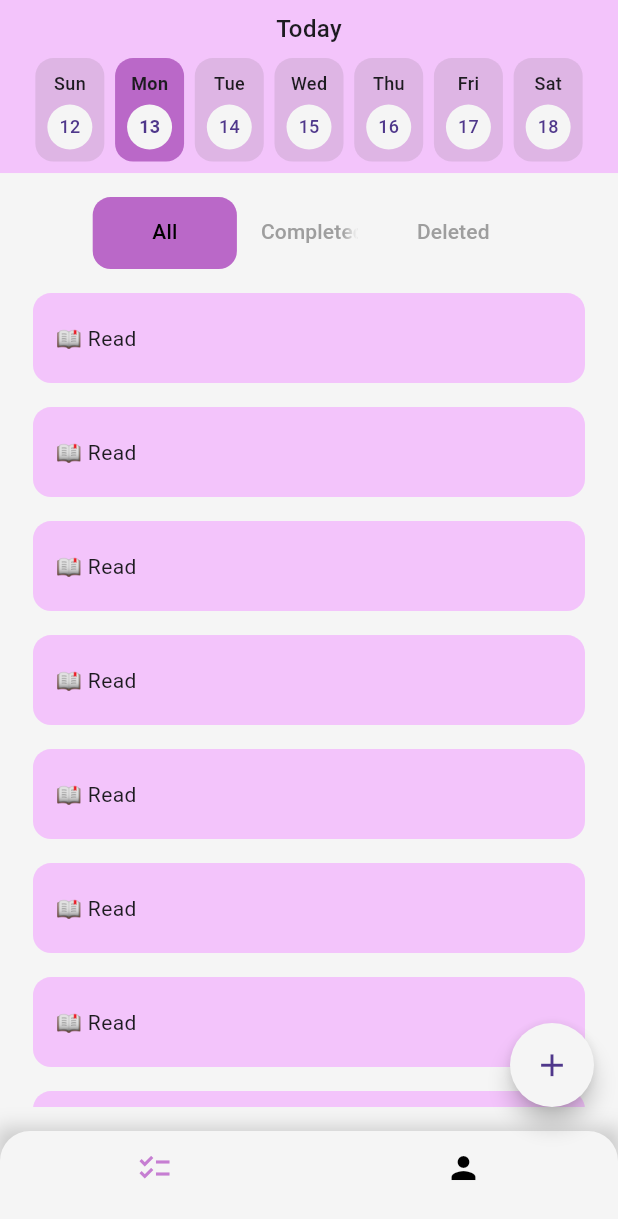
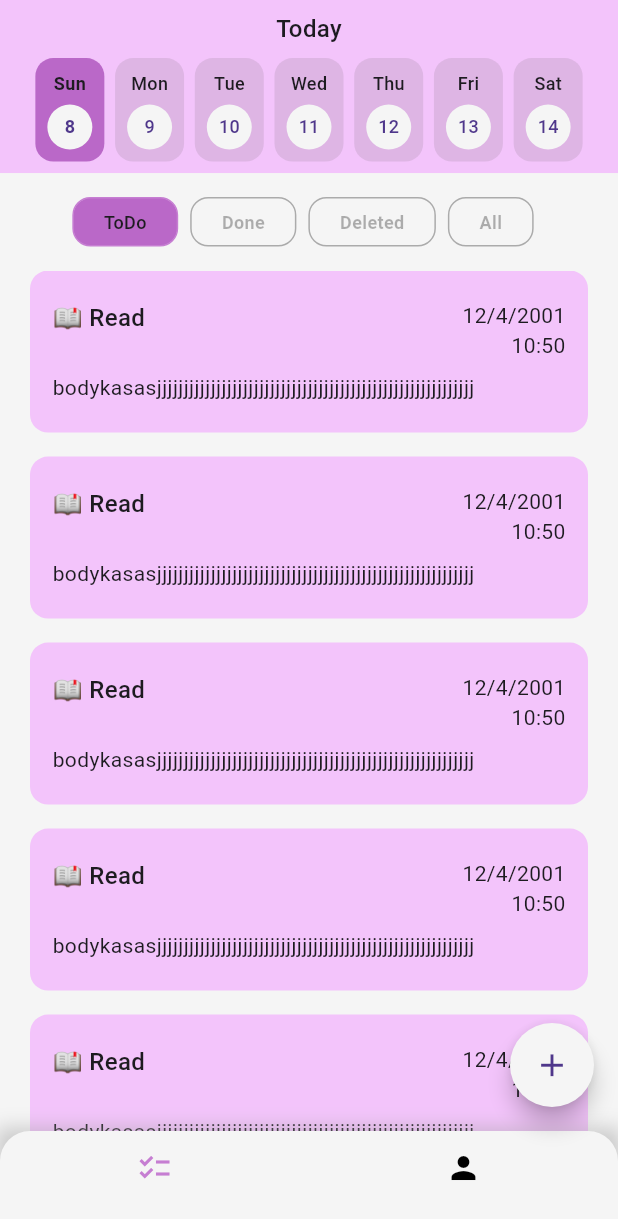
Before and after one commit to salma234-del/HabitHub_App, a Flutter app: the LayoutScreen screen opened by its route, on a phone screen of 412 x 824 dp. Shown: the top 1219 px of the screen. Run offline on Flutter 3.47's test engine with Material 3 defaults, Android fonts, the phone set to English and light mode, and no system bars; our stand-ins replace flutter_svg, go_router.

Commit message:
update UI

```diff
--- a/lib/Core/utils/app_text.dart
+++ b/lib/Core/utils/app_text.dart
@@ -18,4 +18,5 @@ abstract class AppText {
   static const String addTask = 'Add';
   static const String account = 'Account';
   static const String logout = 'Logout';
+  static const String today = 'Today';
 }
--- /dev/null
+++ b/lib/Core/utils/functions/build_week_days.dart
@@ -0,0 +1,16 @@
+import 'package:intl/intl.dart';
+import 'package:todo/Features/home/data/models/day_model.dart';
+
+List<DayModel> buildWeekDays() {
+  List<DayModel> days = [];
+  for (int i = 0; i < 7; i++) {
+    DateTime currentDay = DateTime.now().add(Duration(days: i));
+    days.add(
+      DayModel(
+        day: DateFormat('E').format(currentDay),
+        date: DateFormat('d').format(currentDay),
+      ),
+    );
+  }
+  return days;
+}
--- /dev/null
+++ b/lib/Core/utils/functions/empty_validator.dart
@@ -0,0 +1,6 @@
+String? emptyValidator(String? value) {
+  if (value == null || value.isEmpty) {
+    return 'This field is required';
+  }
+  return null;
+}
--- a/lib/Core/widgets/custom_text_form_field.dart
+++ b/lib/Core/widgets/custom_text_form_field.dart
@@ -1,4 +1,5 @@
 import 'package:flutter/material.dart';
+import 'package:todo/Core/utils/functions/empty_validator.dart';
 import 'package:todo/Core/utils/global/theme/app_color/app_color.dart';
 
 class CustomTextFormField extends StatelessWidget {
@@ -35,6 +36,7 @@ class CustomTextFormField extends StatelessWidget {
           ),
           child: TextFormField(
             controller: controller,
+            validator: emptyValidator,
             decoration: InputDecoration(
               isDense: true,
               hintText: hintText,
--- a/lib/Features/add_task/presentation/screens/add_task_screen.dart
+++ b/lib/Features/add_task/presentation/screens/add_task_screen.dart
@@ -5,7 +5,7 @@ import 'package:todo/Core/utils/icons.dart';
 import 'package:todo/Core/utils/text_styles.dart';
 import 'package:todo/Core/widgets/custom_text_form_field.dart';
 import 'package:todo/Features/add_task/presentation/screens/widgets/close_icon.dart';
-import 'package:todo/Features/add_task/presentation/screens/widgets/colors_listview.dart';
+import 'package:todo/Features/add_task/presentation/screens/widgets/color_circle.dart';
 
 class AddTaskScreen extends StatefulWidget {
   const AddTaskScreen({super.key});
@@ -15,12 +15,15 @@ class AddTaskScreen extends StatefulWidget {
 }
 
 class _AddTaskScreenState extends State<AddTaskScreen> {
+  GlobalKey<FormState> formKey = GlobalKey<FormState>();
   final TextEditingController taskTitleController = TextEditingController();
   final TextEditingController taskDescriptionController =
       TextEditingController();
   final TextEditingController dateController = TextEditingController();
 
   final TextEditingController timeController = TextEditingController();
+  Color? selectedColor;
+  String colorRequired = '';
 
   @override
   Widget build(BuildContext context) {
@@ -30,6 +33,8 @@ class _AddTaskScreenState extends State<AddTaskScreen> {
         body: SingleChildScrollView(
           child: Padding(
             padding: const EdgeInsets.symmetric(horizontal: 18, vertical: 30),
+            child: Form(
+              key: formKey,
               child: Column(
                 children: [
                   Row(
@@ -71,27 +76,57 @@ class _AddTaskScreenState extends State<AddTaskScreen> {
                     ),
                   ),
                   const SizedBox(height: 12),
-                const ColorsListView(),
-                const SizedBox(height: 32),
-                CustomTextFormField(
+                  _buildColorsListView(),
+                  Align(
+                    alignment: AlignmentDirectional.topStart,
+                    child: Text(
+                      colorRequired,
+                      style: AppTextStyles.bodySmall.copyWith(
+                        color: Colors.red,
+                      ),
+                    ),
+                  ),
+                  const SizedBox(height: 24),
+                  Row(
+                    children: [
+                      Expanded(
+                        child: CustomTextFormField(
                           hintText: AppText.date,
                           controller: dateController,
                           readOnly: true,
                           onTap: _showDatePicker,
                         ),
-                const SizedBox(height: 32),
-                CustomTextFormField(
+                      ),
+                      const SizedBox(width: 16),
+                      Expanded(
+                        child: CustomTextFormField(
                           hintText: AppText.time,
                           controller: timeController,
                           readOnly: true,
                           onTap: _showTimePicker,
                         ),
+                      )
+                    ],
+                  ),
                   const SizedBox(height: 40),
                   ElevatedButton(
-                  onPressed: () {},
+                    onPressed: () {
+                      if (formKey.currentState!.validate()) {
+                        if (selectedColor == null) {
+                          setState(() {
+                            colorRequired = 'Color is required';
+                          });
+                        } else {
+                          setState(() {
+                            colorRequired = '';
+                          });
+                        }
+                      } else {}
+                    },
                     child: const Text(AppText.addTask),
                   ),
                 ],
+              ),
             ),
           ),
         ),
@@ -104,7 +139,7 @@ class _AddTaskScreenState extends State<AddTaskScreen> {
       context: context,
       initialDate: DateTime.now(),
       firstDate: DateTime.now(),
-      lastDate: DateTime(2026),
+      lastDate: DateTime.now().add(const Duration(days: 6)),
     );
     if (selectedDate != null) {
       dateController.text =
@@ -121,4 +156,26 @@ class _AddTaskScreenState extends State<AddTaskScreen> {
       timeController.text = "${selectedTime.hour}:${selectedTime.minute}";
     }
   }
+
+  Widget _buildColorsListView() {
+    return SizedBox(
+      height: 50,
+      child: ListView.separated(
+        scrollDirection: Axis.horizontal,
+        itemBuilder: (context, index) => InkWell(
+          onTap: () => setState(() {
+            selectedColor = AppColor.cardColors[index];
+          }),
+          child: ColorCircle(
+            color: AppColor.cardColors[index],
+            isSelected: selectedColor == AppColor.cardColors[index],
+          ),
+        ),
+        separatorBuilder: (context, index) => const Padding(
+          padding: EdgeInsetsDirectional.only(end: 16),
+        ),
+        itemCount: AppColor.cardColors.length,
+      ),
+    );
   }
+}
--- a/lib/Features/add_task/presentation/screens/widgets/color_circle.dart
+++ b/lib/Features/add_task/presentation/screens/widgets/color_circle.dart
@@ -4,21 +4,20 @@ import 'package:todo/Core/utils/global/theme/app_color/app_color.dart';
 class ColorCircle extends StatelessWidget {
   const ColorCircle({
     required this.color,
+    this.isSelected = false,
     super.key,
   });
   final Color color;
+  final bool isSelected;
 
   @override
   Widget build(BuildContext context) {
-    return InkWell(
-      onTap: () {},
+    return CircleAvatar(
+      radius: 16,
+      backgroundColor: isSelected ? AppColor.whiteColor : Colors.transparent,
       child: CircleAvatar(
-        radius: 16,
-        backgroundColor: AppColor.whiteColor,
-        child: CircleAvatar(
-          backgroundColor: color,
-          radius: 13,
-        ),
+        backgroundColor: color,
+        radius: 13,
       ),
     );
   }
--- a/lib/Features/add_task/presentation/screens/widgets/colors_listview.dart
+++ /dev/null
@@ -1,24 +0,0 @@
-import 'package:flutter/material.dart';
-import 'package:todo/Core/utils/global/theme/app_color/app_color.dart';
-import 'package:todo/Features/add_task/presentation/screens/widgets/color_circle.dart';
-
-class ColorsListView extends StatelessWidget {
-  const ColorsListView({super.key});
-
-  @override
-  Widget build(BuildContext context) {
-    return SizedBox(
-      height: 50,
-      child: ListView.separated(
-        scrollDirection: Axis.horizontal,
-        itemBuilder: (context, index) => ColorCircle(
-          color: AppColor.cardColors[index],
-        ),
-        separatorBuilder: (context, index) => const Padding(
-          padding: EdgeInsetsDirectional.only(end: 16),
-        ),
-        itemCount: AppColor.cardColors.length,
-      ),
-    );
-  }
-}
--- /dev/null
+++ b/lib/Features/home/data/models/day_model.dart
@@ -0,0 +1,6 @@
+class DayModel {
+  final String day;
+  final String date;
+
+  DayModel({required this.day, required this.date});
+}
--- a/lib/Features/home/presentation/screens/home_content.dart
+++ b/lib/Features/home/presentation/screens/home_content.dart
@@ -1,64 +1,19 @@
 import 'package:flutter/material.dart';
-import 'package:todo/Core/utils/global/theme/app_color/app_color.dart';
-import 'package:todo/Features/home/presentation/screens/widgets/empty_data.dart';
 import 'package:todo/Features/home/presentation/screens/widgets/home_days_section.dart';
-import 'package:todo/Features/home/presentation/screens/widgets/tasks_list.dart';
+import 'package:todo/Features/home/presentation/screens/widgets/home_tasks_section.dart';
 
 class HomeContent extends StatelessWidget {
   const HomeContent({super.key});
 
   @override
   Widget build(BuildContext context) {
-    return DefaultTabController(
-      length: 3,
-      child: SafeArea(
-        child: Column(
-          children: [
-            const HomeDaysSection(),
-            const SizedBox(height: 16),
-            Padding(
-              padding: EdgeInsets.symmetric(
-                horizontal: MediaQuery.of(context).size.width * 0.15,
-              ),
-              child: TabBar(
-                indicatorSize: TabBarIndicatorSize.tab,
-                unselectedLabelColor: Colors.grey,
-                dividerColor: AppColor.backgroundColor,
-                indicator: BoxDecoration(
-                  color: AppColor.purbleColor,
-                  borderRadius: BorderRadius.circular(12),
-                ),
-                labelColor: AppColor.blackColor,
-                tabs: const [
-                  Tab(
-                    text: 'All',
-                  ),
-                  Tab(
-                    text: 'Completed',
-                  ),
-                  Tab(
-                    text: 'Deleted',
-                  ),
-                ],
-              ),
-            ),
-            const Expanded(
-              child: Padding(
-                padding: EdgeInsets.symmetric(
-                  horizontal: 22,
-                  vertical: 16,
-                ),
-                child: TabBarView(
-                  children: [
-                    TasksList(),
-                    EmptyData(),
-                    EmptyData(),
-                  ],
-                ),
-              ),
-            ),
-          ],
-        ),
+    return const SafeArea(
+      child: Column(
+        children: [
+          HomeDaysSection(),
+          SizedBox(height: 16),
+          Expanded(child: HomeTasksSection()),
+        ],
       ),
     );
   }
--- a/lib/Features/home/presentation/screens/widgets/day_item.dart
+++ /dev/null
@@ -1,55 +0,0 @@
-import 'package:flutter/material.dart';
-import 'package:todo/Core/utils/global/theme/app_color/app_color.dart';
-import 'package:todo/Core/utils/text_styles.dart';
-
-class DayItem extends StatelessWidget {
-  const DayItem({
-    required this.isActive,
-    required this.date,
-    required this.day,
-    required this.onTap,
-    super.key,
-  });
-  final bool isActive;
-  final String day;
-  final String date;
-  final VoidCallback onTap;
-
-  @override
-  Widget build(BuildContext context) {
-    return InkWell(
-      onTap: onTap,
-      child: Container(
-        padding: const EdgeInsets.all(8),
-        decoration: BoxDecoration(
-          color: isActive ? AppColor.purbleColor : AppColor.unselectedDay,
-          borderRadius: const BorderRadius.all(
-            Radius.circular(12),
-          ),
-        ),
-        child: Column(
-          mainAxisSize: MainAxisSize.min,
-          children: [
-            Text(
-              day,
-              style: isActive
-                  ? AppTextStyles.text12_700
-                  : AppTextStyles.text12_500,
-            ),
-            const SizedBox(height: 6),
-            CircleAvatar(
-              radius: 15,
-              backgroundColor: AppColor.backgroundColor,
-              child: Text(
-                date,
-                style: isActive
-                    ? AppTextStyles.text12_700
-                    : AppTextStyles.text12_500,
-              ),
-            ),
-          ],
-        ),
-      ),
-    );
-  }
-}
--- a/lib/Features/home/presentation/screens/widgets/home_days_section.dart
+++ b/lib/Features/home/presentation/screens/widgets/home_days_section.dart
@@ -1,12 +1,29 @@
 import 'package:flutter/material.dart';
+import 'package:todo/Core/utils/app_text.dart';
+import 'package:todo/Core/utils/functions/build_week_days.dart';
 import 'package:todo/Core/utils/global/theme/app_color/app_color.dart';
 import 'package:todo/Core/utils/text_styles.dart';
-import 'package:todo/Features/home/presentation/screens/widgets/day_item.dart';
+import 'package:todo/Features/home/data/models/day_model.dart';
+import 'package:collection/collection.dart';
 
-class HomeDaysSection extends StatelessWidget {
+class HomeDaysSection extends StatefulWidget {
   const HomeDaysSection({
     super.key,
   });
+
+  @override
+  State<HomeDaysSection> createState() => _HomeDaysSectionState();
+}
+
+class _HomeDaysSectionState extends State<HomeDaysSection> {
+  List<DayModel> days = [];
+  int selectedIndex = 0;
+
+  @override
+  void initState() {
+    days = buildWeekDays();
+    super.initState();
+  }
 
   @override
   Widget build(BuildContext context) {
@@ -19,8 +36,8 @@ class HomeDaysSection extends StatelessWidget {
       child: Column(
         mainAxisAlignment: MainAxisAlignment.center,
         children: [
-          const Text(
-            'Today',
+          Text(
+            selectedIndex == 0 ? AppText.today : days[selectedIndex].day,
             style: AppTextStyles.text16_500,
           ),
           const SizedBox(height: 8),
@@ -28,54 +45,62 @@ class HomeDaysSection extends StatelessWidget {
             padding: const EdgeInsets.symmetric(horizontal: 20),
             child: Row(
               mainAxisAlignment: MainAxisAlignment.spaceAround,
-              children: [
-                DayItem(
-                  isActive: false,
-                  day: 'Sun',
-                  date: '12',
-                  onTap: () {},
-                ),
-                DayItem(
-                  isActive: true,
-                  day: 'Mon',
-                  date: '13',
-                  onTap: () {},
-                ),
-                DayItem(
-                  isActive: false,
-                  day: 'Tue',
-                  date: '14',
-                  onTap: () {},
-                ),
-                DayItem(
-                  isActive: false,
-                  day: 'Wed',
-                  date: '15',
-                  onTap: () {},
-                ),
-                DayItem(
-                  isActive: false,
-                  day: 'Thu',
-                  date: '16',
-                  onTap: () {},
-                ),
-                DayItem(
-                  isActive: false,
-                  day: 'Fri',
-                  date: '17',
-                  onTap: () {},
-                ),
-                DayItem(
-                  isActive: false,
-                  day: 'Sat',
-                  date: '18',
-                  onTap: () {},
-                ),
-              ],
+              children: days.mapIndexed((index, day) {
+                return _dayCard(
+                  day: day,
+                  index: index,
+                );
+              }).toList(),
             ),
           ),
         ],
       ),
     );
   }
+
+  Widget _dayCard({
+    required DayModel day,
+    required int index,
+  }) {
+    return InkWell(
+      onTap: () {
+        setState(() {
+          selectedIndex = index;
+        });
+      },
+      child: Container(
+        padding: const EdgeInsets.all(8),
+        decoration: BoxDecoration(
+          color: selectedIndex == index
+              ? AppColor.purbleColor
+              : AppColor.unselectedDay,
+          borderRadius: const BorderRadius.all(
+            Radius.circular(12),
+          ),
+        ),
+        child: Column(
+          mainAxisSize: MainAxisSize.min,
+          children: [
+            Text(
+              day.day,
+              style: selectedIndex == index
+                  ? AppTextStyles.text12_700
+                  : AppTextStyles.text12_500,
+            ),
+            const SizedBox(height: 6),
+            CircleAvatar(
+              radius: 15,
+              backgroundColor: AppColor.backgroundColor,
+              child: Text(
+                day.date,
+                style: selectedIndex == index
+                    ? AppTextStyles.text12_700
+                    : AppTextStyles.text12_500,
+              ),
+            ),
+          ],
+        ),
+      ),
+    );
+  }
 }
--- /dev/null
+++ b/lib/Features/home/presentation/screens/widgets/home_tasks_section.dart
@@ -0,0 +1,86 @@
+import 'package:collection/collection.dart';
+import 'package:flutter/material.dart';
+import 'package:todo/Core/utils/global/theme/app_color/app_color.dart';
+import 'package:todo/Core/utils/text_styles.dart';
+import 'package:todo/Features/home/presentation/screens/widgets/task_item.dart';
+
+class HomeTasksSection extends StatefulWidget {
+  const HomeTasksSection({super.key});
+
+  @override
+  State<HomeTasksSection> createState() => _HomeTasksSectionState();
+}
+
+class _HomeTasksSectionState extends State<HomeTasksSection> {
+  List<String> categoryList = ['ToDo', 'Done', 'Deleted', 'All'];
+  int selectedIndex = 0;
+
+  @override
+  Widget build(BuildContext context) {
+    return Padding(
+      padding: const EdgeInsets.symmetric(
+        horizontal: 20,
+      ),
+      child: Column(
+        children: [
+          Row(
+            mainAxisAlignment: MainAxisAlignment.center,
+            children: categoryList.mapIndexed((index, ele) {
+              return _buildCategoryItem(
+                index: index,
+                category: ele,
+              );
+            }).toList(),
+          ),
+          const SizedBox(height: 16),
+          Expanded(
+            child: ListView.separated(
+              itemBuilder: (context, index) => const TaskItem(),
+              separatorBuilder: (context, index) => const SizedBox(height: 16),
+              itemCount: 10,
+            ),
+          )
+        ],
+      ),
+    );
+  }
+
+  Widget _buildCategoryItem({
+    required final int index,
+    required final String category,
+  }) {
+    return InkWell(
+      onTap: () {
+        setState(() {
+          selectedIndex = index;
+        });
+      },
+      child: Container(
+        decoration: BoxDecoration(
+          color: selectedIndex == index
+              ? AppColor.purbleColor
+              : AppColor.backgroundColor,
+          borderRadius: BorderRadius.circular(12),
+          border: Border.all(
+            color: selectedIndex == index
+                ? AppColor.primaryColor
+                : AppColor.blackColor.withOpacity(0.3),
+          ),
+        ),
+        padding: const EdgeInsets.symmetric(
+          horizontal: 20,
+          vertical: 7,
+        ),
+        margin: const EdgeInsetsDirectional.only(end: 8),
+        child: Text(
+          category,
+          style: selectedIndex == index
+              ? AppTextStyles.text12_500
+              : AppTextStyles.text12_700.copyWith(
+                  color: AppColor.blackColor.withOpacity(0.3),
+                ),
+        ),
+      ),
+    );
+  }
+}
--- a/lib/Features/home/presentation/screens/widgets/task_item.dart
+++ b/lib/Features/home/presentation/screens/widgets/task_item.dart
@@ -17,9 +17,38 @@ class TaskItem extends StatelessWidget {
         borderRadius: BorderRadius.circular(12),
         color: AppColor.pinkColor,
       ),
-      child: const Text(
-        '📖 Read',
-        style: AppTextStyles.text14_400,
+      child: const Column(
+        crossAxisAlignment: CrossAxisAlignment.start,
+        children: [
+          Row(
+            mainAxisAlignment: MainAxisAlignment.spaceBetween,
+            crossAxisAlignment: CrossAxisAlignment.start,
+            children: [
+              Expanded(
+                child: Text(
+                  '📖 Read',
+                  style: AppTextStyles.text16_500,
+                  maxLines: 1,
+                  overflow: TextOverflow.ellipsis,
+                ),
+              ),
+              Column(
+                crossAxisAlignment: CrossAxisAlignment.end,
+                children: [
+                  Text('12/4/2001'),
+                  Text('10:50'),
+                ],
+              ),
+            ],
+          ),
+          SizedBox(height: 8),
+          Text(
+            'bodykasasjjjjjjjjjjjjjjjjjjjjjjjjjjjjjjjjjjjjjjjjjjjjjjjjjjjjjjjjjjj',
+            style: AppTextStyles.text14_400,
+            maxLines: 7,
+            overflow: TextOverflow.ellipsis,
+          )
+        ],
       ),
     );
   }
--- a/pubspec.yaml
+++ b/pubspec.yaml
@@ -37,6 +37,8 @@ dependencies:
   cupertino_icons: ^1.0.8
   flutter_svg: ^2.0.16
   go_router: ^14.6.1
+  intl: ^0.20.1
+  collection: ^1.18.0
 
 dev_dependencies:
   flutter_test:
```
Also changed, not shown: pubspec.lock. Lines whose indentation alone changed are shown as unchanged.
